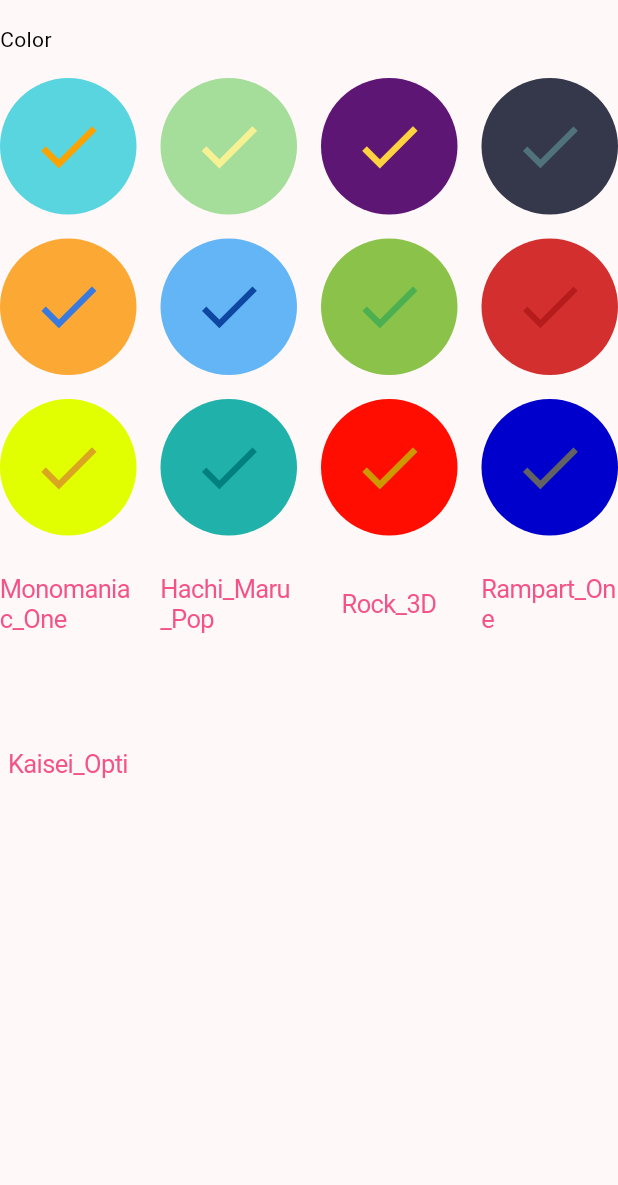
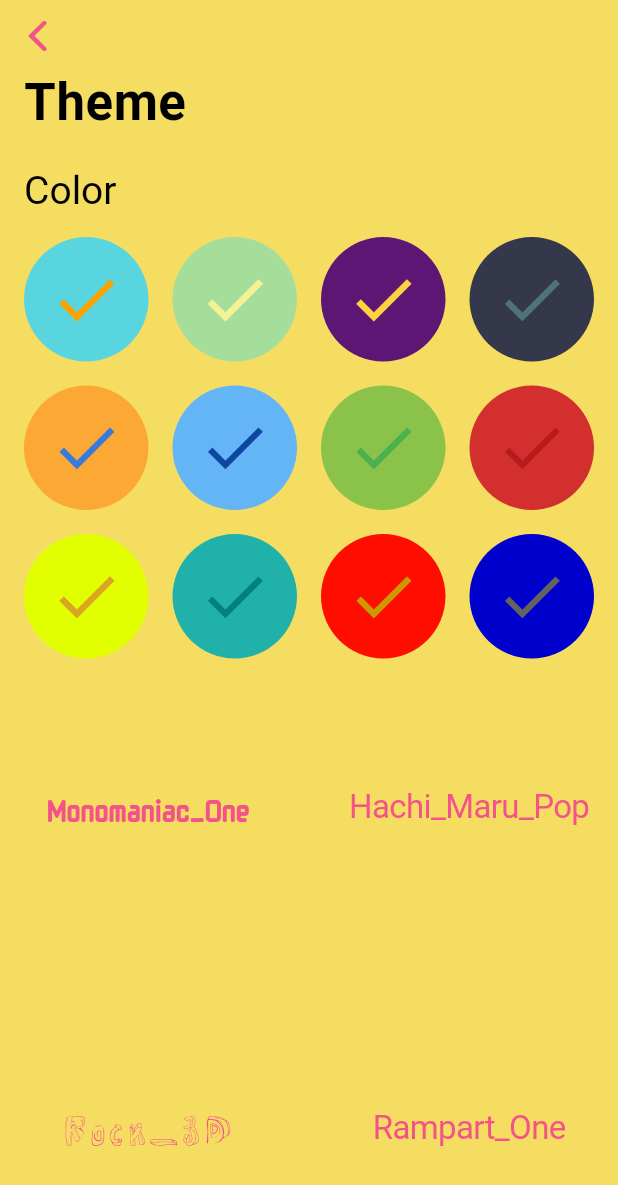
Before and after one commit to kolbe-ryo/count_habits, a Flutter app: the ThemeSettingPage screen opened directly, on a phone screen of 412 x 824 dp. Shown: the top 1185 px of the screen. Run offline on Flutter 3.47's test engine with Material 3 defaults, Android fonts, the phone set to English and light mode, and no system bars; our stand-ins replace dots_indicator, flutter_riverpod, fluttertoast, freezed_annotation, logger, lottie and 2 more; generated files the repository leaves out were written again; Roboto replaces fonts that are missing (Hachi_Maru_Pop, Rampart_One).

Commit message:
change name

```diff
--- a/lib/presentation/pages/settings/components/text_style_button.dart
+++ b/lib/presentation/pages/settings/components/text_style_button.dart
@@ -1,5 +1,6 @@
+import 'package:count_habits/application/usecase/appearance/state/appearance_state_provider.dart';
+import 'package:count_habits/presentation/pages/theme/color_schemes.dart';
 import 'package:count_habits/presentation/pages/theme/text_schemes.dart';
-import 'package:count_habits/util/constants/logger.dart';
 import 'package:flutter/cupertino.dart';
 import 'package:flutter_riverpod/flutter_riverpod.dart';
 
@@ -13,14 +14,20 @@
 
   @override
   Widget build(BuildContext context, WidgetRef ref) {
+    final theme = ref.watch(cupertinoThemeProvider);
     return CupertinoButton(
       borderRadius: const BorderRadius.all(Radius.circular(10)),
       // color: theme.barBackgroundColor,
       padding: EdgeInsets.zero,
       child: Text(
         textSchemes[index + 1] ?? '',
+        style: TextStyle(
+          color: theme.primaryColor,
+          fontSize: 22,
+          fontFamily: textSchemes[index + 1],
+        ),
       ),
-      onPressed: () => logger.i('message'),
+      onPressed: () => ref.read(appearanceStateProvider.notifier).setFontFamily(index + 1),
     );
   }
 }
--- a/lib/presentation/pages/settings/theme_setting_page.dart
+++ b/lib/presentation/pages/settings/theme_setting_page.dart
@@ -6,30 +6,44 @@
 import 'package:flutter/material.dart';
 import 'package:flutter_riverpod/flutter_riverpod.dart';
 
-// TODO レイアウトを調整すること
 class ThemeSettingPage extends ConsumerWidget {
   const ThemeSettingPage({super.key});
 
   @override
   Widget build(BuildContext context, WidgetRef ref) {
     final theme = ref.watch(cupertinoThemeProvider);
-    return Column(
-      crossAxisAlignment: CrossAxisAlignment.start,
-      children: [
-        const SizedBox(height: 16),
-        Text(
+    return CupertinoPageScaffold(
+      child: CustomScrollView(
+        slivers: <Widget>[
+          CupertinoSliverNavigationBar(
+            padding: const EdgeInsetsDirectional.only(start: 1),
+            leading: IconButton(
+              onPressed: () => Navigator.of(context).pop(),
+              icon: const Icon(CupertinoIcons.back),
+            ),
+            largeTitle: Text(
+              'Theme',
+              style: theme.textTheme.textStyle,
+            ),
+          ),
+          SliverToBoxAdapter(
+            child: Padding(
+              padding: const EdgeInsets.all(16),
+              child: Text(
                 'Color',
-          style: TextStyle(
+                style: theme.textTheme.textStyle.copyWith(
+                  fontSize: 26,
                   color: theme.brightness == Brightness.light ? Colors.black : Colors.white,
                 ),
               ),
-        const SizedBox(height: 16),
-        GridView.count(
-          shrinkWrap: true,
+            ),
+          ),
+          SliverPadding(
+            padding: const EdgeInsets.symmetric(horizontal: 16),
+            sliver: SliverGrid.count(
               crossAxisCount: 4,
               mainAxisSpacing: 16,
               crossAxisSpacing: 16,
-          padding: EdgeInsets.zero,
               children: colorSchemes.entries
                   .map(
                     (e) => ColorStyleButton(
@@ -39,12 +53,11 @@
                   )
                   .toList(),
             ),
-        GridView.count(
-          shrinkWrap: true,
-          crossAxisCount: 4,
+          ),
+          SliverGrid.count(
+            crossAxisCount: 2,
             mainAxisSpacing: 16,
             crossAxisSpacing: 16,
-          padding: EdgeInsets.zero,
             children: colorSchemes.entries
                 .map(
                   (e) => TextStyleButton(index: e.key),
@@ -52,6 +65,7 @@
                 .toList(),
           ),
         ],
+      ),
     );
   }
 }
```
Also changed, not shown: lib/presentation/pages/settings/base_menu_page.dart (deleted, +0 -45 lines), lib/presentation/pages/settings/components/content_card.dart (+2 -7 lines). Lines whose indentation alone changed are shown as unchanged.
